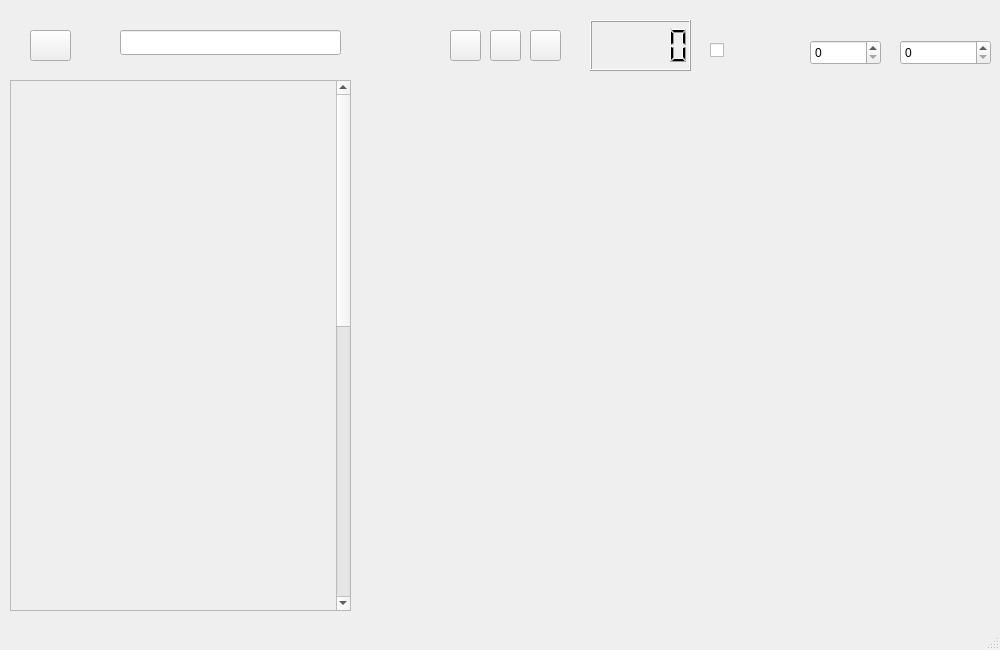
Above: doremi/createpage.ui from program-practice-doremi/DoReMi before the change. Below: the same form after it.
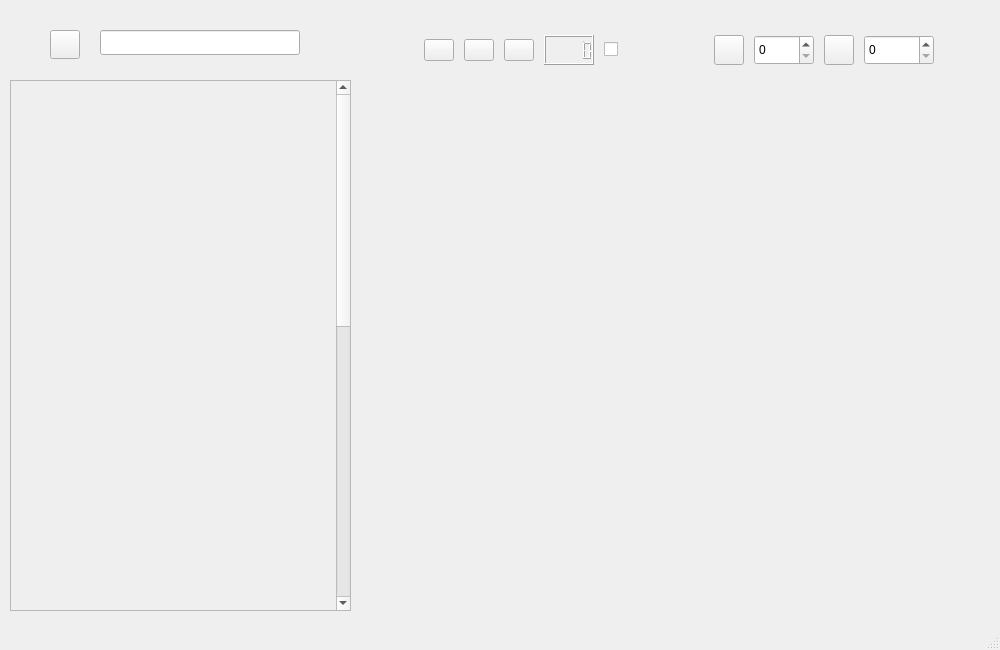
That is the form after the change. Icons and pictures are not drawn. Custom widgets are drawn as their Qt base class.

Commit message: image finish

Diff of the .ui file:
```diff
--- a/doremi/createpage.ui
+++ b/doremi/createpage.ui
@@ -29,33 +29,6 @@
    <string notr="true">#CreatePage{background-image:url(:/image/createimage.png)}</string>
   </property>
   <widget class="QWidget" name="centralwidget">
-   <widget class="QPushButton" name="pushButton">
-    <property name="geometry">
-     <rect>
-      <x>30</x>
-      <y>30</y>
-      <width>41</width>
-      <height>31</height>
-     </rect>
-    </property>
-    <property name="text">
-     <string/>
-    </property>
-    <property name="icon">
-     <iconset resource="image.qrc">
-      <normaloff>:/image/save.png</normaloff>:/image/save.png</iconset>
-    </property>
-   </widget>
-   <widget class="QLineEdit" name="musicNameEdit">
-    <property name="geometry">
-     <rect>
-      <x>120</x>
-      <y>30</y>
-      <width>221</width>
-      <height>25</height>
-     </rect>
-    </property>
-   </widget>
    <widget class="QScrollArea" name="scrollArea">
     <property name="geometry">
      <rect>
@@ -228,108 +201,274 @@
      </layout>
     </widget>
    </widget>
-   <widget class="QPushButton" name="playButton">
+   <widget class="QWidget" name="horizontalLayoutWidget">
     <property name="geometry">
      <rect>
-      <x>450</x>
-      <y>30</y>
-      <width>31</width>
-      <height>31</height>
+      <x>420</x>
+      <y>10</y>
+      <width>521</width>
+      <height>80</height>
      </rect>
     </property>
-    <property name="text">
-     <string/>
-    </property>
-    <property name="icon">
-     <iconset resource="image.qrc">
-      <normaloff>:/image/go.png</normaloff>:/image/go.png</iconset>
-    </property>
+    <layout class="QHBoxLayout" name="horizontalLayout">
+     <item>
+      <widget class="QPushButton" name="playButton">
+       <property name="minimumSize">
+        <size>
+         <width>30</width>
+         <height>0</height>
+        </size>
+       </property>
+       <property name="maximumSize">
+        <size>
+         <width>30</width>
+         <height>16777215</height>
+        </size>
+       </property>
+       <property name="text">
+        <string/>
+       </property>
+       <property name="icon">
+        <iconset resource="image.qrc">
+         <normaloff>:/image/go.png</normaloff>:/image/go.png</iconset>
+       </property>
+      </widget>
+     </item>
+     <item>
+      <widget class="QPushButton" name="pauseButton">
+       <property name="minimumSize">
+        <size>
+         <width>30</width>
+         <height>0</height>
+        </size>
+       </property>
+       <property name="maximumSize">
+        <size>
+         <width>30</width>
+         <height>16777215</height>
+        </size>
+       </property>
+       <property name="text">
+        <string/>
+       </property>
+       <property name="icon">
+        <iconset resource="image.qrc">
+         <normaloff>:/image/pause.png</normaloff>:/image/pause.png</iconset>
+       </property>
+      </widget>
+     </item>
+     <item>
+      <widget class="QPushButton" name="stopButton">
+       <property name="minimumSize">
+        <size>
+         <width>30</width>
+         <height>0</height>
+        </size>
+       </property>
+       <property name="maximumSize">
+        <size>
+         <width>30</width>
+         <height>16777215</height>
+        </size>
+       </property>
+       <property name="text">
+        <string/>
+       </property>
+       <property name="icon">
+        <iconset resource="image.qrc">
+         <normaloff>:/image/stop.png</normaloff>:/image/stop.png</iconset>
+       </property>
+      </widget>
+     </item>
+     <item>
+      <widget class="QLCDNumber" name="lcdNumber">
+       <property name="minimumSize">
+        <size>
+         <width>50</width>
+         <height>30</height>
+        </size>
+       </property>
+       <property name="maximumSize">
+        <size>
+         <width>50</width>
+         <height>30</height>
+        </size>
+       </property>
+      </widget>
+     </item>
+     <item>
+      <widget class="QCheckBox" name="checkBox">
+       <property name="minimumSize">
+        <size>
+         <width>100</width>
+         <height>0</height>
+        </size>
+       </property>
+       <property name="maximumSize">
+        <size>
+         <width>100</width>
+         <height>16777215</height>
+        </size>
+       </property>
+       <property name="text">
+        <string/>
+       </property>
+       <property name="icon">
+        <iconset resource="image.qrc">
+         <normaloff>:/image/metronome.png</normaloff>:/image/metronome.png</iconset>
+       </property>
+       <property name="iconSize">
+        <size>
+         <width>50</width>
+         <height>50</height>
+        </size>
+       </property>
+      </widget>
+     </item>
+     <item>
+      <widget class="QPushButton" name="pushButton_2">
+       <property name="minimumSize">
+        <size>
+         <width>30</width>
+         <height>30</height>
+        </size>
+       </property>
+       <property name="maximumSize">
+        <size>
+         <width>30</width>
+         <height>16777215</height>
+        </size>
+       </property>
+       <property name="text">
+        <string/>
+       </property>
+       <property name="icon">
+        <iconset resource="image.qrc">
+         <normaloff>:/image/raise.png</normaloff>:/image/raise.png</iconset>
+       </property>
+       <property name="iconSize">
+        <size>
+         <width>30</width>
+         <height>30</height>
+        </size>
+       </property>
+      </widget>
+     </item>
+     <item>
+      <widget class="QSpinBox" name="tune_box">
+       <property name="minimumSize">
+        <size>
+         <width>60</width>
+         <height>30</height>
+        </size>
+       </property>
+       <property name="maximumSize">
+        <size>
+         <width>60</width>
+         <height>30</height>
+        </size>
+       </property>
+       <property name="styleSheet">
+        <string notr="true">#QAbstractSpinBox{background-image:url(:/image/raise.png)}</string>
+       </property>
+      </widget>
+     </item>
+     <item>
+      <widget class="QPushButton" name="pushButton_3">
+       <property name="minimumSize">
+        <size>
+         <width>30</width>
+         <height>30</height>
+        </size>
+       </property>
+       <property name="maximumSize">
+        <size>
+         <width>30</width>
+         <height>30</height>
+        </size>
+       </property>
+       <property name="text">
+        <string/>
+       </property>
+       <property name="icon">
+        <iconset resource="image.qrc">
+         <normaloff>:/image/speed.png</normaloff>:/image/speed.png</iconset>
+       </property>
+       <property name="iconSize">
+        <size>
+         <width>30</width>
+         <height>30</height>
+        </size>
+       </property>
+      </widget>
+     </item>
+     <item>
+      <widget class="QSpinBox" name="speed_box">
+       <property name="minimumSize">
+        <size>
+         <width>70</width>
+         <height>30</height>
+        </size>
+       </property>
+       <property name="maximumSize">
+        <size>
+         <width>70</width>
+         <height>30</height>
+        </size>
+       </property>
+      </widget>
+     </item>
+    </layout>
    </widget>
-   <widget class="QPushButton" name="pauseButton">
+   <widget class="QLineEdit" name="musicNameEdit">
     <property name="geometry">
      <rect>
-      <x>490</x>
+      <x>100</x>
       <y>30</y>
-      <width>31</width>
-      <height>31</height>
+      <width>200</width>
+      <height>25</height>
      </rect>
     </property>
-    <property name="text">
-     <string/>
+    <property name="minimumSize">
+     <size>
+      <width>200</width>
+      <height>0</height>
+     </size>
     </property>
-    <property name="icon">
-     <iconset resource="image.qrc">
-      <normaloff>:/image/pause.png</normaloff>:/image/pause.png</iconset>
+    <property name="maximumSize">
+     <size>
+      <width>200</width>
+      <height>16777215</height>
+     </size>
     </property>
    </widget>
-   <widget class="QPushButton" name="stopButton">
+   <widget class="QPushButton" name="pushButton">
     <property name="geometry">
      <rect>
-      <x>530</x>
+      <x>50</x>
       <y>30</y>
-      <width>31</width>
-      <height>31</height>
+      <width>30</width>
+      <height>29</height>
      </rect>
     </property>
-    <property name="text">
-     <string/>
+    <property name="minimumSize">
+     <size>
+      <width>30</width>
+      <height>0</height>
+     </size>
     </property>
-    <property name="icon">
-     <iconset resource="image.qrc">
-      <normaloff>:/image/stop.png</normaloff>:/image/stop.png</iconset>
+    <property name="maximumSize">
+     <size>
+      <width>30</width>
+      <height>16777215</height>
+     </size>
     </property>
-   </widget>
-   <widget class="QCheckBox" name="checkBox">
-    <property name="geometry">
-     <rect>
-      <x>710</x>
-      <y>20</y>
-      <width>71</width>
-      <height>61</height>
-     </rect>
-    </property>
     <property name="text">
      <string/>
     </property>
     <property name="icon">
      <iconset resource="image.qrc">
-      <normaloff>:/image/metronome.png</normaloff>:/image/metronome.png</iconset>
-    </property>
-    <property name="iconSize">
-     <size>
-      <width>50</width>
-      <height>50</height>
-     </size>
-    </property>
-   </widget>
-   <widget class="QSpinBox" name="tune_box">
-    <property name="geometry">
-     <rect>
-      <x>810</x>
-      <y>40</y>
-      <width>71</width>
-      <height>25</height>
-     </rect>
-    </property>
-   </widget>
-   <widget class="QSpinBox" name="speed_box">
-    <property name="geometry">
-     <rect>
-      <x>900</x>
-      <y>40</y>
-      <width>91</width>
-      <height>25</height>
-     </rect>
-    </property>
-   </widget>
-   <widget class="QLCDNumber" name="lcdNumber">
-    <property name="geometry">
-     <rect>
-      <x>590</x>
-      <y>20</y>
-      <width>101</width>
-      <height>51</height>
-     </rect>
+      <normaloff>:/image/save.png</normaloff>:/image/save.png</iconset>
     </property>
    </widget>
   </widget>
```
Left out of the diff: 8 changed lines with no effect on the pictures. The commit also changes 30 other files.
